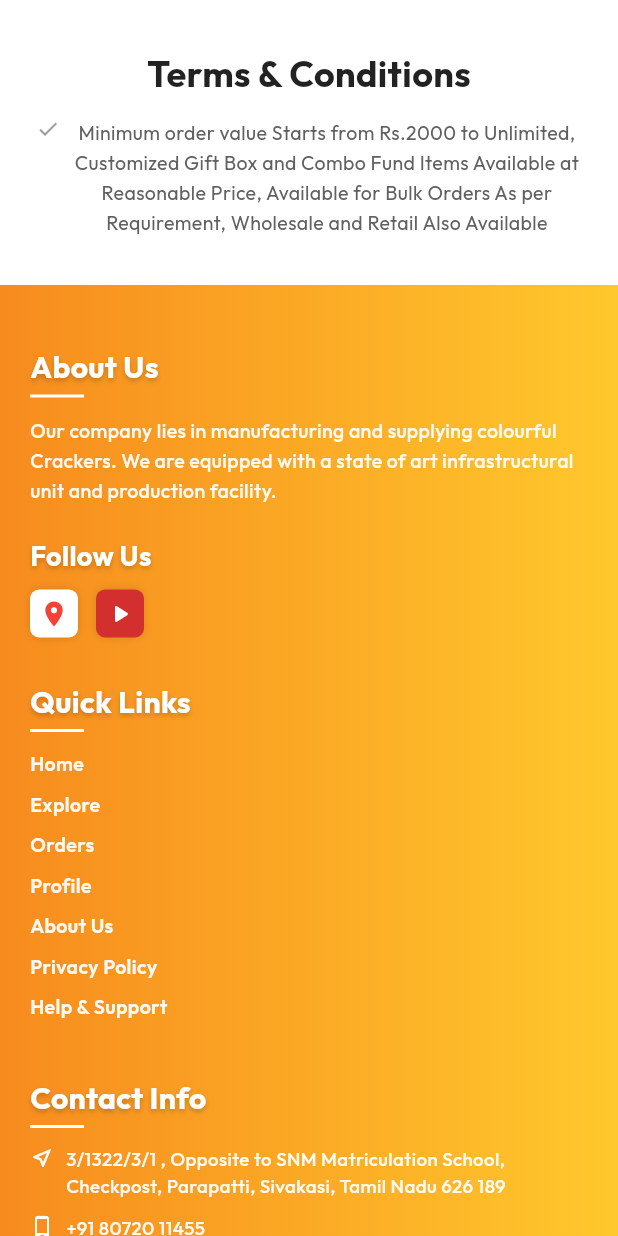
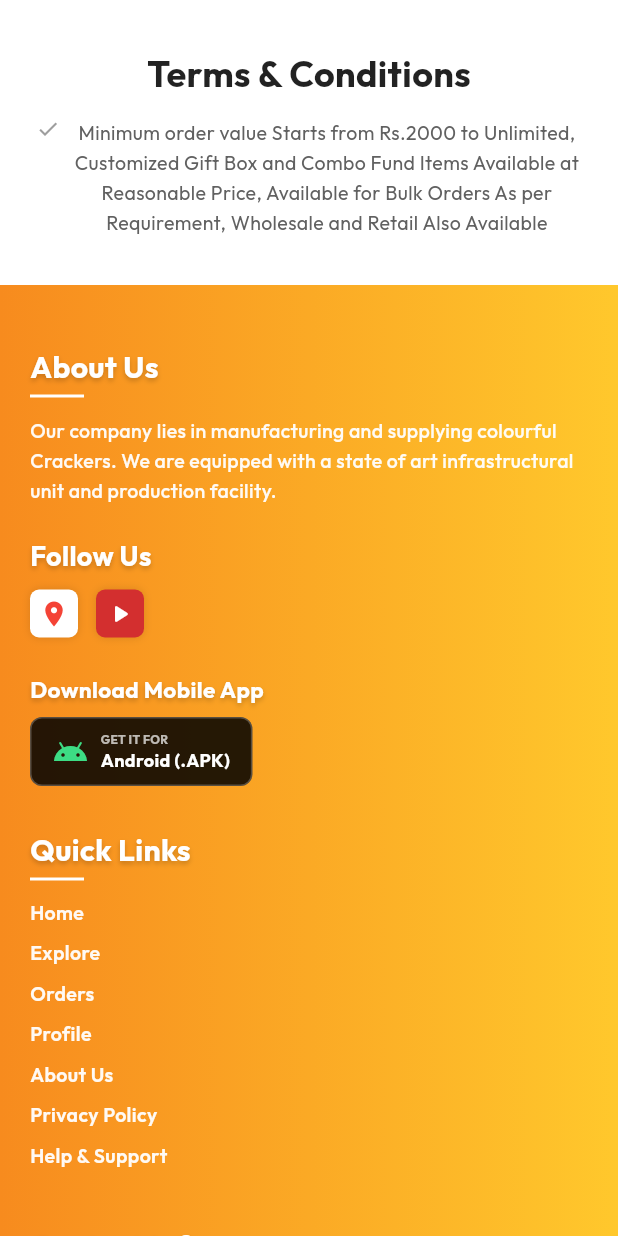
Before and after one commit to bhuvaneshwarans22022004-pixel/Cracks-App, a Flutter app: the WebFooter widget shown alone on an empty page, opened directly, on a phone screen of 412 x 824 dp. Run offline on Flutter 3.47's test engine with Material 3 defaults, Android fonts, the phone set to English and light mode, and no system bars; our stand-ins replace cached_network_image, dio, firebase_auth, firebase_core, firebase_remote_config, flutter_svg and 7 more; accounts and stored records are empty; network calls fail.

Commit message:
16/08/2026

```diff
--- a/lib/widgets/web_footer.dart
+++ b/lib/widgets/web_footer.dart
@@ -2,8 +2,11 @@ import 'package:flutter/material.dart';
 import 'package:google_fonts/google_fonts.dart';
 import 'package:provider/provider.dart';
 import 'package:url_launcher/url_launcher.dart';
+import 'package:http/http.dart' as http;
+import 'dart:convert';
 import '../providers/cms_provider.dart';
 import '../utils/whatsapp_helper.dart';
+import '../utils/constants.dart';
 
 
 class WebFooter extends StatelessWidget {
@@ -24,6 +27,32 @@ class WebFooter extends StatelessWidget {
       }
     } catch (e) {
       debugPrint("Error launching URL $urlStr: $e");
+    }
+  }
+
+  Future<void> _downloadLatestApk(BuildContext context) async {
+    try {
+      final response = await http.get(
+        Uri.parse("${AppConstants.baseUrl}/api/update.json"),
+      );
+      if (response.statusCode == 200) {
+        final data = json.decode(response.body);
+        String apkUrl = data["apk_url"] ?? "";
+        if (apkUrl.isNotEmpty) {
+          await _launchUrl(apkUrl);
+          return;
+        }
+      }
+    } catch (e) {
+      debugPrint("Error fetching APK URL: $e");
+    }
+
+    if (context.mounted) {
+      ScaffoldMessenger.of(context).showSnackBar(
+        const SnackBar(
+          content: Text("Unable to fetch latest app. Please try again later."),
+        ),
+      );
     }
   }
 
@@ -141,7 +170,7 @@ class WebFooter extends StatelessWidget {
                       crossAxisAlignment: CrossAxisAlignment.start,
                       children: [
                         // Col 1: About Us & Follow Us
-                        Expanded(flex: 3, child: _buildAboutCol(aboutUsText, mapsUrl)),
+                        Expanded(flex: 3, child: _buildAboutCol(context, aboutUsText, mapsUrl)),
                         const SizedBox(width: 32),
                         // Col 2: Quick Links
                         Expanded(flex: 2, child: _buildQuickLinksCol(context)),
@@ -166,7 +195,7 @@ class WebFooter extends StatelessWidget {
                   : Column(
                       crossAxisAlignment: CrossAxisAlignment.start,
                       children: [
-                        _buildAboutCol(aboutUsText, mapsUrl),
+                        _buildAboutCol(context, aboutUsText, mapsUrl),
                         const SizedBox(height: 28),
                         _buildQuickLinksCol(context),
                         const SizedBox(height: 28),
@@ -211,7 +240,7 @@ class WebFooter extends StatelessWidget {
   }
 
   // Column 1: About Us & Follow Us
-  Widget _buildAboutCol(String aboutUsText, String mapsUrl) {
+  Widget _buildAboutCol(BuildContext context, String aboutUsText, String mapsUrl) {
     return Column(
       crossAxisAlignment: CrossAxisAlignment.start,
       children: [
@@ -307,6 +336,63 @@ class WebFooter extends StatelessWidget {
               ),
             ),
           ],
+        ),
+        const SizedBox(height: 24),
+        Text(
+          "Download Mobile App",
+          style: GoogleFonts.outfit(
+            fontSize: 15,
+            fontWeight: FontWeight.bold,
+            color: Colors.white,
+            shadows: [
+              BoxShadow(
+                color: Colors.black.withOpacity(0.2),
+                blurRadius: 4,
+                offset: const Offset(0, 2),
+              )
+            ],
+          ),
+        ),
+        const SizedBox(height: 8),
+        InkWell(
+          onTap: () => _downloadLatestApk(context),
+          child: Container(
+            padding: const EdgeInsets.symmetric(horizontal: 14, vertical: 8),
+            decoration: BoxDecoration(
+              color: Colors.black.withOpacity(0.85),
+              borderRadius: BorderRadius.circular(8),
+              border: Border.all(color: Colors.white24),
+            ),
+            child: Row(
+              mainAxisSize: MainAxisSize.min,
+              children: [
+                const Icon(Icons.android, color: Color(0xFF3DDC84), size: 24),
+                const SizedBox(width: 8),
+                Column(
+                  crossAxisAlignment: CrossAxisAlignment.start,
+                  mainAxisSize: MainAxisSize.min,
+                  children: [
+                    Text(
+                      "GET IT FOR",
+                      style: GoogleFonts.outfit(
+                        fontSize: 8,
+                        color: Colors.white70,
+                        fontWeight: FontWeight.bold,
+                      ),
+                    ),
+                    Text(
+                      "Android (.APK)",
+                      style: GoogleFonts.outfit(
+                        fontSize: 12,
+                        color: Colors.white,
+                        fontWeight: FontWeight.bold,
+                      ),
+                    ),
+                  ],
+                ),
+              ],
+            ),
+          ),
         ),
       ],
     );
```
Also changed, not shown: lib/main.dart (+39 -41 lines), lib/screens/home/home_screen.dart (+5 -2 lines), lib/screens/splash/splash_screen.dart (+174 -89 lines), assets/images/family_diwali_splash.jpg (added), assets/images/family_diwali_splash.png (deleted), assets/images/image copy 2.png (deleted), assets/images/image copy.png (deleted), assets/images/image.png (deleted), assets/images/launch_image.png (added), assets/images/splash_bg.png (deleted), firebase.json, 9 other files.
